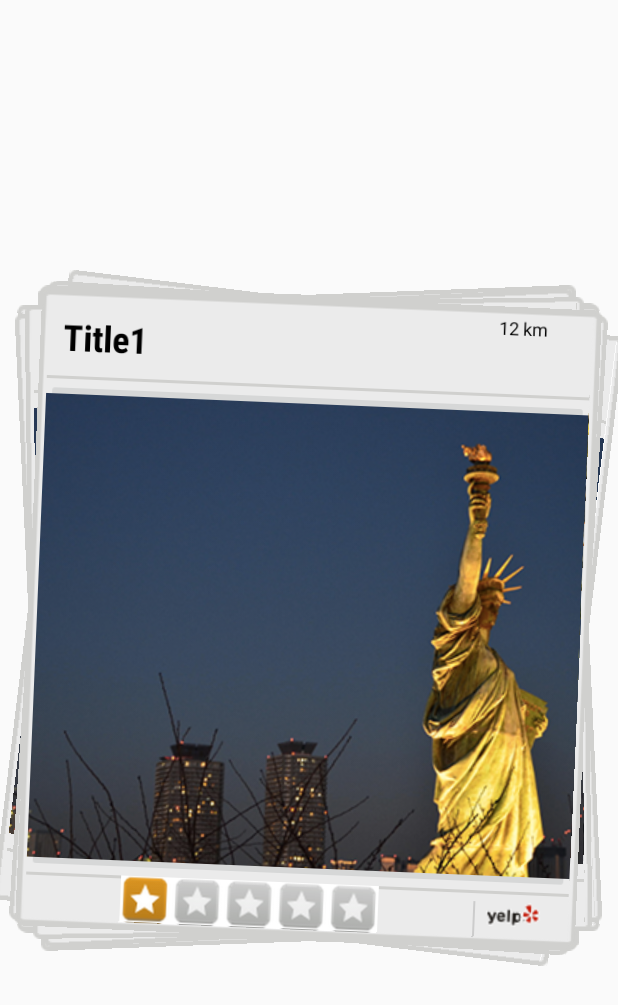
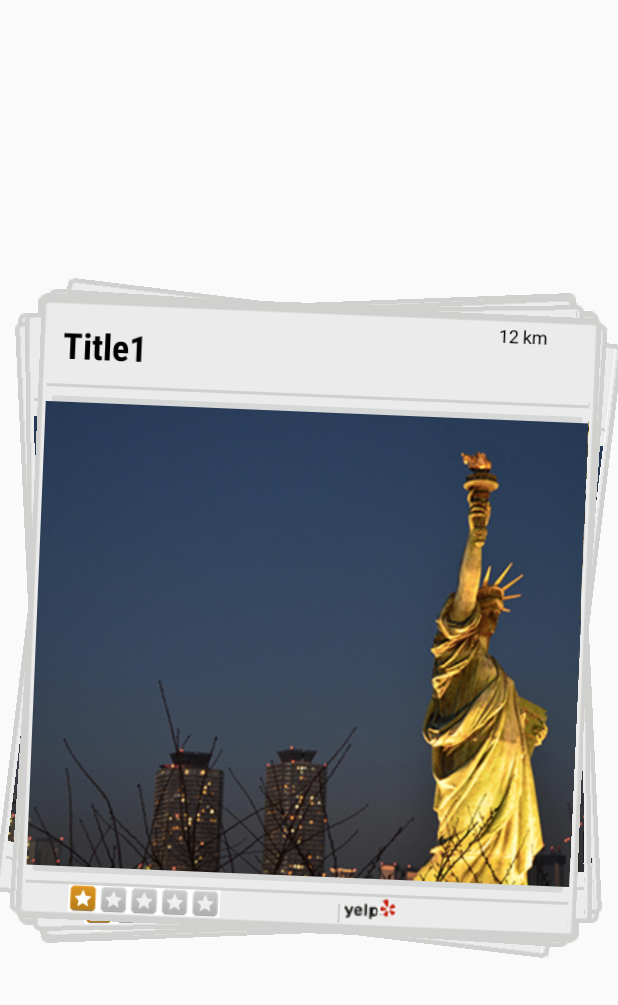
Before and after one commit to timmui/eatr, an Android app: the screen it shows after launch (MainActivity), on a phone screen of 412 x 824 dp. Shown: the top 1005 px of the screen. Run offline under Robolectric (Android 15) with nearby library versions, the phone set to English and light mode, and no system bars.

Commit message:
Layout Fixed

```diff
--- a/Android/Eatr/AndTinder/src/main/res/layout/std_card_inner.xml
+++ b/Android/Eatr/AndTinder/src/main/res/layout/std_card_inner.xml
@@ -53,14 +53,12 @@
 
     <ImageView
         android:id="@+id/stars"
-        android:layout_width="wrap_content"
+        android:src="@drawable/onestar"
+        android:layout_width= "336px"
         android:layout_height="wrap_content"
-        android:layout_below="@id/image"
-        android:layout_gravity="left"
+        android:layout_below="@id/divider_bottom"
         android:layout_toLeftOf="@+id/btn_sep_1"
-        android:padding="0dp"
-        android:lines="1"
-        android:src="@drawable/onestar"
+        android:paddingRight="50dp"
         android:layout_alignBottom="@+id/btn_sep_1" />
 
     <View
@@ -71,7 +69,8 @@
         android:layout_below="@id/image"
         android:layout_marginTop="7dp"
         android:layout_toLeftOf="@+id/image_1"
-        android:background="#ccc"/>
+        android:background="#ccc"
+        android:paddingRight="50dp"/>
 
     <ImageButton
         android:id="@+id/image_1"
@@ -79,10 +78,11 @@
         android:layout_height="wrap_content"
         android:layout_below="@id/image"
         android:background="?android:attr/selectableItemBackground"
-        android:padding="5dp"
-        android:layout_toRightOf="@+id/title"
-        android:layout_toEndOf="@+id/title"
-        android:src="@drawable/yelplogo" />
+        android:paddingRight="50dp"
+        android:layout_toLeftOf="@+id/distance"
+        android:src="@drawable/yelplogo"
+        />
+
 
 
 
```
